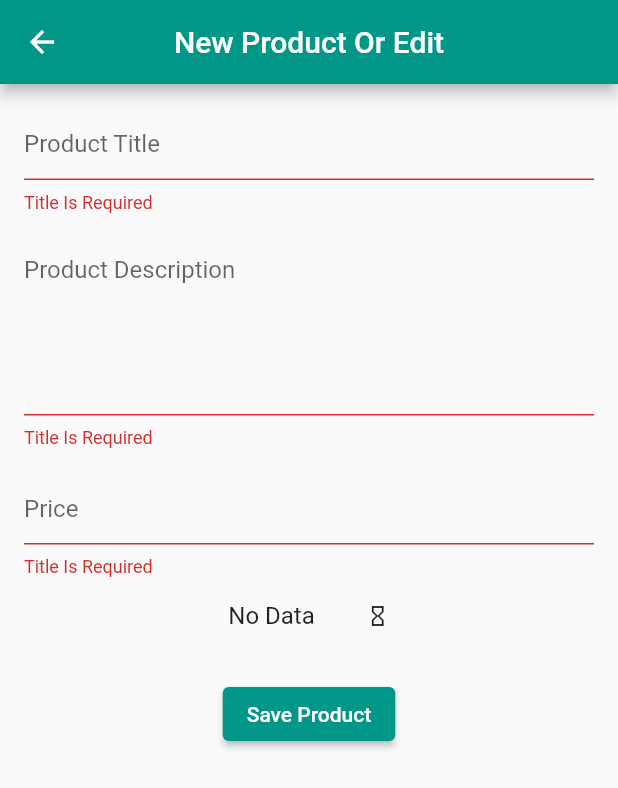
After one commit to AhmadIbrahim99/ShopAppWithFlutter, a Flutter app: the AddEditProduct screen opened by its route, after a tap on "Save Product", on a phone screen of 412 x 824 dp. The commit adds this screen. Shown: the top 788 px of the screen. Run offline on Flutter 3.47's test engine with Material 2 defaults, Android fonts, the phone set to English and light mode, and no system bars; our stand-ins replace cloud_firestore, firebase_auth, firebase_core, fluttertoast; accounts and stored records are empty.

Commit message:
End First Step category and product

```diff
--- /dev/null
+++ b/lib/admin/add_edit_product.dart
@@ -0,0 +1,187 @@
+import 'package:cloud_firestore/cloud_firestore.dart';
+import 'package:flutter/material.dart';
+import 'package:flutter/services.dart';
+
+class AddEditProduct extends StatefulWidget {
+  @override
+  _AddEditProductState createState() => _AddEditProductState();
+}
+
+class _AddEditProductState extends State<AddEditProduct> {
+
+  final _formKey=GlobalKey<FormState>();
+  TextEditingController _productTitle=TextEditingController();
+  TextEditingController _productDescription=TextEditingController();
+  TextEditingController _productPrice=TextEditingController();
+  String hintText="Select Category";
+  String selectedValueCategory;
+
+
+  bool isLoading=false;
+
+
+  @override
+  void dispose() {
+    // TODO: implement dispose
+    _productPrice.dispose();
+    _productDescription.dispose();
+    _productTitle.dispose();
+    super.dispose();
+  }
+  @override
+  Widget build(BuildContext context) {
+
+    return Scaffold(
+      appBar: AppBar(
+        title: Text("New Product Or Edit"),
+        centerTitle: true,
+      ),
+      body: ( isLoading )?_loading() : _addProduct(),
+    );
+  }
+
+  Widget _addProduct(){
+    return SingleChildScrollView(
+      child: Container(
+        padding: EdgeInsets.all(16),
+        child: Form(
+          key: _formKey,
+          child: Column(
+            children: [
+              TextFormField(
+                controller: _productTitle,
+                decoration: InputDecoration(
+                  hintText: "Product Title",
+                ),
+                validator: (value){
+                  if(value.isEmpty){
+                    return "Title Is Required";
+                  }
+                  return null;
+                },
+              ),
+              SizedBox(height: 16,),
+              TextFormField(
+                controller: _productDescription,
+                maxLines: 5,
+                decoration: InputDecoration(
+                  hintText: "Product Description",
+                ),
+                validator: (value){
+                  if(value.isEmpty){
+                    return "Title Is Required";
+                  }
+                  return null;
+                },
+              ),
+              SizedBox(height: 16,),
+              TextFormField(
+                controller: _productPrice,
+                keyboardType: TextInputType.numberWithOptions(
+                  decimal: true,
+                ),
+                decoration: InputDecoration(
+                  hintText: "Price",
+                ),
+                validator: (value){
+                  if(value.isEmpty){
+                    return "Title Is Required";
+                  }
+                  return null;
+                },
+              ),
+              SizedBox(height: 16,),
+              SizedBox(
+                  width: double.infinity,
+                  child: _selectCategory()),
+              SizedBox(height: 32,),
+              ElevatedButton(onPressed: (){
+                if(_formKey.currentState.validate()){
+                  setState(() {
+                    isLoading=true;
+                  });
+                  FirebaseFirestore.instance.collection("products").doc()
+                      .set({
+                    "product_title" : _productTitle.text,
+                    "product_description" : _productDescription.text,
+                    "product_price" : _productPrice.text,
+                    "category_title" : selectedValueCategory,
+                  }).then((value){
+                    setState(() {
+                      isLoading=false;
+                    });
+                    _productPrice.text="";
+                    _productDescription.text="";
+                    _productTitle.text="";
+                    selectedValueCategory=null;
+                  });
+                }
+              },
+                child: Text("Save Product",style: TextStyle(color: Colors.white),),
+                style: ButtonStyle(backgroundColor: MaterialStateProperty.all<Color>(Colors.teal),),
+              ),
+            ],
+          ),
+        ),
+      ),
+    );
+  }
+
+
+
+  Widget _loading(){
+    return Container(
+      child: Center(child: CircularProgressIndicator()),
+    );
+  }
+
+  Widget _selectCategory() {
+     return StreamBuilder(
+        stream: FirebaseFirestore.instance.collection('categories').snapshots(),
+        builder: (BuildContext context, AsyncSnapshot<QuerySnapshot> snapshot) {
+          if (snapshot.hasError) {
+            return Text('Something went wrong');
+          }
+          if (snapshot.connectionState == ConnectionState.waiting) {
+            return Text("Loading");
+          }
+          if(snapshot.data.docs.isEmpty){
+            return Container(
+              child: Center(child: Row(
+                mainAxisAlignment: MainAxisAlignment.center,
+                children: [
+                  Text("No Data",style: TextStyle(fontSize: 16),),
+                  SizedBox(width: 34,),
+                  Icon(Icons.hourglass_empty_outlined,size: 16,),
+                ],
+              ),),
+            );
+          }
+          return DropdownButton<String>(
+            value: selectedValueCategory,
+            hint: Text(hintText),
+            isExpanded: true,
+            icon: Icon(Icons.arrow_drop_down,color: Colors.teal,),
+            iconSize: 24,
+            elevation: 16,
+            style: const TextStyle(color: Colors.deepPurple),
+            onChanged: (String newValue) {
+              setState(() {
+                selectedValueCategory= newValue;
+              });
+            },
+            items:snapshot.data.docs.map((DocumentSnapshot document){
+              return DropdownMenuItem<String>(
+                value: document['title'],
+                child:  Text(document['title']),
+              );
+            }).toList(),
+          );
+
+        }
+    );
+
+    }
+
+
+}
--- /dev/null
+++ b/lib/admin/products.dart
@@ -0,0 +1,74 @@
+import 'package:cloud_firestore/cloud_firestore.dart';
+import 'package:flutter/material.dart';
+
+class AllProducts extends StatefulWidget {
+  @override
+  _AllProductsState createState() => _AllProductsState();
+}
+
+class _AllProductsState extends State<AllProducts> {
+  @override
+  Widget build(BuildContext context) {
+    CollectionReference product = FirebaseFirestore.instance.collection('products');
+
+    return Scaffold(
+      appBar: AppBar(
+        title: Text("My Products"),
+        centerTitle: true,
+      ),
+      body: _drawProduct(product),
+    );
+  }
+
+  Widget _drawProduct(CollectionReference product){
+    return StreamBuilder<QuerySnapshot>(
+      stream: product.snapshots(),
+      builder: (BuildContext context, AsyncSnapshot<QuerySnapshot> snapshot) {
+        if (snapshot.hasError) {
+          return Text('Something went wrong');
+        }
+
+        if(snapshot.hasData){
+          return new ListView(
+            children: snapshot.data.docs.map((DocumentSnapshot document) {
+              return Container(
+                child: Column(
+                  children: [
+                    new ListTile(
+                      title: new Text(document.data()['product_title']),
+                      subtitle: new Text(document.data()['product_price']),
+                      trailing: IconButton(
+                        icon: Icon(Icons.delete,color: Colors.red,),
+                        onPressed: (){
+                          product.doc(document.id).delete();
+                        },
+                      ),
+                    ),
+                    new Text(document.data()['product_description']),
+                  ],
+                ),
+
+              );
+            }).toList(),
+          );
+        }
+
+        if (snapshot.connectionState == ConnectionState.waiting) {
+          return Text("Loading");
+        }
+
+        return Container(
+          child: Center(child: Row(
+            mainAxisAlignment: MainAxisAlignment.center,
+            children: [
+              Text("No Data",style: TextStyle(fontSize: 24),),
+              SizedBox(width: 34,),
+              Icon(Icons.hourglass_empty_outlined,size: 32,),
+            ],
+          ),),
+        );
+
+      },
+    );
+  }
+}
--- a/pubspec.yaml
+++ b/pubspec.yaml
@@ -29,6 +29,11 @@ dependencies:
   # Use with the CupertinoIcons class for iOS style icons.
   cupertino_icons: ^1.0.2
   cloud_firestore: "^0.16.0+1"
+  firebase_core: "^0.7.0"
+  firebase_auth: "^0.20.1"
+  fluttertoast: ^8.0.6
+
+
 
 dev_dependencies:
   flutter_test:
```
Also changed, not shown: lib/admin/add_category.dart (added, +120 -0 lines), lib/admin/categories.dart (added, +66 -0 lines), lib/authentication/firebase_auth.dart (added, +28 -0 lines), lib/main.dart (+139 -40 lines), pubspec.lock, 1 other file.
